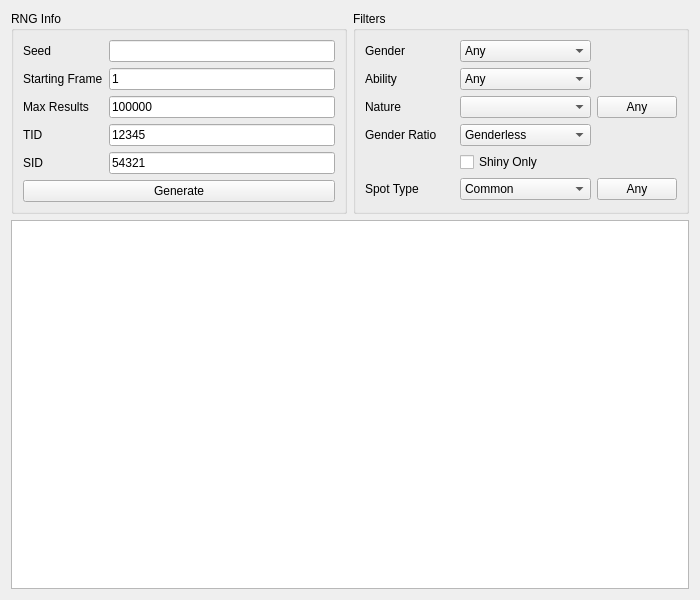
Admiral-Fish/PokeFinder, file Forms/Gen3/Tools/PokeSpot.ui: the form before one commit.
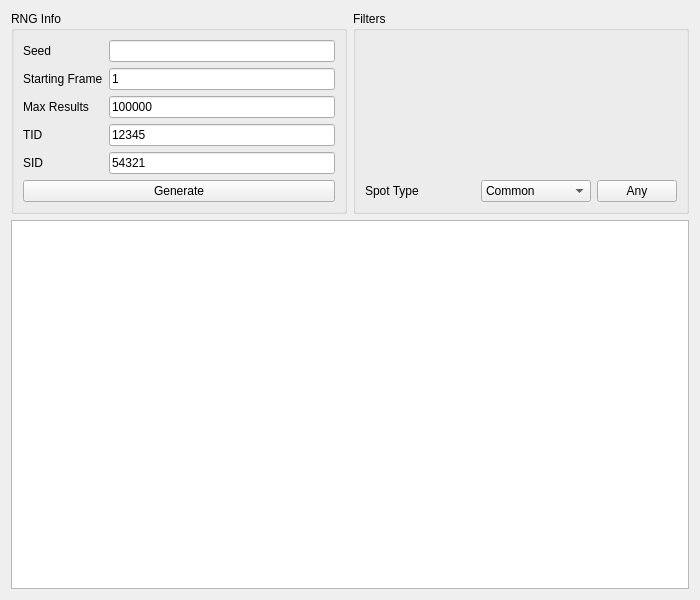
The form after the commit. Custom widgets are drawn as their Qt base class.

The edit to the form file:
```diff
--- a/Forms/Gen3/Tools/PokeSpot.ui
+++ b/Forms/Gen3/Tools/PokeSpot.ui
@@ -135,143 +135,20 @@
      <property name="title">
       <string>Filters</string>
      </property>
-     <layout class="QGridLayout" name="gridLayout_2">
+     <layout class="QGridLayout" name="gridLayout_4">
       <item row="0" column="0">
-       <widget class="QLabel" name="labelGender">
-        <property name="text">
-         <string>Gender</string>
-        </property>
-       </widget>
-      </item>
-      <item row="0" column="1">
-       <widget class="ComboBox" name="comboBoxGender">
-        <item>
-         <property name="text">
-          <string notr="true">Any</string>
-         </property>
-        </item>
-        <item>
-         <property name="text">
-          <string notr="true">♂</string>
-         </property>
-        </item>
-        <item>
-         <property name="text">
-          <string notr="true">♀</string>
-         </property>
-        </item>
-       </widget>
+       <widget class="Filter" name="filter" native="true"/>
       </item>
       <item row="1" column="0">
-       <widget class="QLabel" name="labelAbility">
-        <property name="text">
-         <string>Ability</string>
-        </property>
-       </widget>
-      </item>
-      <item row="1" column="1">
-       <widget class="ComboBox" name="comboBoxAbility">
-        <item>
-         <property name="text">
-          <string>Any</string>
-         </property>
-        </item>
-        <item>
-         <property name="text">
-          <string notr="true">0</string>
-         </property>
-        </item>
-        <item>
-         <property name="text">
-          <string notr="true">1</string>
-         </property>
-        </item>
-       </widget>
-      </item>
-      <item row="2" column="0">
-       <widget class="QLabel" name="labelNature">
-        <property name="text">
-         <string>Nature</string>
-        </property>
-       </widget>
-      </item>
-      <item row="2" column="1">
-       <widget class="CheckList" name="comboBoxNature"/>
-      </item>
-      <item row="2" column="2">
-       <widget class="QPushButton" name="pushButtonAnyNature">
-        <property name="sizePolicy">
-         <sizepolicy hsizetype="Fixed" vsizetype="Fixed">
-          <horstretch>0</horstretch>
-          <verstretch>0</verstretch>
-         </sizepolicy>
-        </property>
-        <property name="text">
-         <string>Any</string>
-        </property>
-       </widget>
-      </item>
-      <item row="3" column="0">
-       <widget class="QLabel" name="labelGenderRatio">
-        <property name="text">
-         <string>Gender Ratio</string>
-        </property>
-       </widget>
-      </item>
-      <item row="3" column="1">
-       <widget class="ComboBox" name="comboBoxGenderRatio">
-        <item>
-         <property name="text">
-          <string>Genderless</string>
-         </property>
-        </item>
-        <item>
-         <property name="text">
-          <string>50% ♂ / 50% ♀</string>
-         </property>
-        </item>
-        <item>
-         <property name="text">
-          <string>25% ♂ / 75% ♀</string>
-         </property>
-        </item>
-        <item>
-         <property name="text">
-          <string>75% ♂ / 25% ♀</string>
-         </property>
-        </item>
-        <item>
-         <property name="text">
-          <string>87.5% ♂ / 12.5% ♀</string>
-         </property>
-        </item>
-        <item>
-         <property name="text">
-          <string>100% ♂</string>
-         </property>
-        </item>
-        <item>
-         <property name="text">
-          <string>100% ♀</string>
-         </property>
-        </item>
-       </widget>
-      </item>
-      <item row="4" column="1">
-       <widget class="QCheckBox" name="checkBoxShinyOnly">
-        <property name="text">
-         <string>Shiny Only</string>
-        </property>
-       </widget>
-      </item>
-      <item row="5" column="0">
+       <layout class="QGridLayout" name="gridLayout_2">
+        <item row="0" column="0">
        <widget class="QLabel" name="labelSpotType">
         <property name="text">
          <string>Spot Type</string>
         </property>
        </widget>
       </item>
-      <item row="5" column="1">
+        <item row="0" column="1">
        <widget class="CheckList" name="comboBoxSpotType">
         <item>
          <property name="text">
@@ -290,7 +167,7 @@
         </item>
        </widget>
       </item>
-      <item row="5" column="2">
+        <item row="0" column="2">
        <widget class="QPushButton" name="pushButtonAnySpotType">
         <property name="sizePolicy">
          <sizepolicy hsizetype="Fixed" vsizetype="Fixed">
@@ -304,6 +181,8 @@
        </widget>
       </item>
      </layout>
+      </item>
+     </layout>
     </widget>
    </item>
    <item row="1" column="0" colspan="2">
@@ -317,11 +196,6 @@
    <extends>QLineEdit</extends>
    <header>Forms/Controls/TextBox.hpp</header>
   </customwidget>
-  <customwidget>
-   <class>TableView</class>
-   <extends>QTableView</extends>
-   <header>Forms/Controls/TableView.hpp</header>
-  </customwidget>
   <customwidget>
    <class>CheckList</class>
    <extends>QComboBox</extends>
@@ -331,9 +205,15 @@
    </slots>
   </customwidget>
   <customwidget>
-   <class>ComboBox</class>
-   <extends>QComboBox</extends>
-   <header>Forms/Controls/ComboBox.hpp</header>
+   <class>TableView</class>
+   <extends>QTableView</extends>
+   <header>Forms/Controls/TableView.hpp</header>
+  </customwidget>
+  <customwidget>
+   <class>Filter</class>
+   <extends>QWidget</extends>
+   <header>Forms/Controls/Filter.hpp</header>
+   <container>1</container>
   </customwidget>
  </customwidgets>
  <tabstops>
```
Left out of the diff: 22 changed lines with no effect on the pictures. Lines whose indentation alone changed are shown as unchanged.
